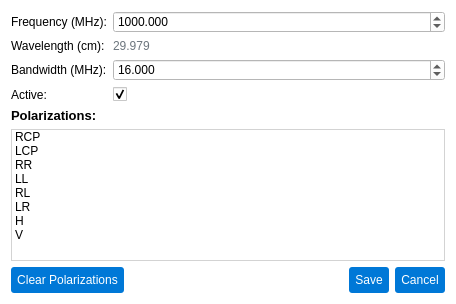
Qt form pastrocore/gui_pyside/dialog_editor_if.ui (Torward1024/pAstroCORE) before a commit.
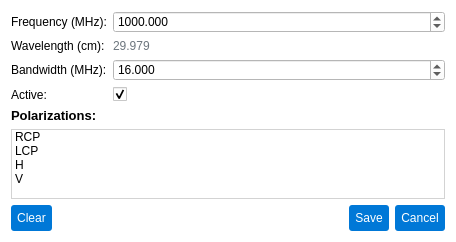
The same form after that commit.

```diff
--- a/pastrocore/gui_pyside/dialog_editor_if.ui
+++ b/pastrocore/gui_pyside/dialog_editor_if.ui
@@ -7,7 +7,7 @@
     <x>0</x>
     <y>0</y>
     <width>456</width>
-    <height>304</height>
+    <height>234</height>
    </rect>
   </property>
   <property name="windowTitle">
@@ -133,26 +133,6 @@
        <string>LCP</string>
       </property>
      </item>
-     <item>
-      <property name="text">
-       <string>RR</string>
-      </property>
-     </item>
-     <item>
-      <property name="text">
-       <string>LL</string>
-      </property>
-     </item>
-     <item>
-      <property name="text">
-       <string>RL</string>
-      </property>
-     </item>
-     <item>
-      <property name="text">
-       <string>LR</string>
-      </property>
-     </item>
      <item>
       <property name="text">
        <string>H</string>
@@ -187,7 +167,7 @@
 }</string>
        </property>
        <property name="text">
-        <string>Clear Polarizations</string>
+        <string>Clear</string>
        </property>
       </widget>
      </item>
```
